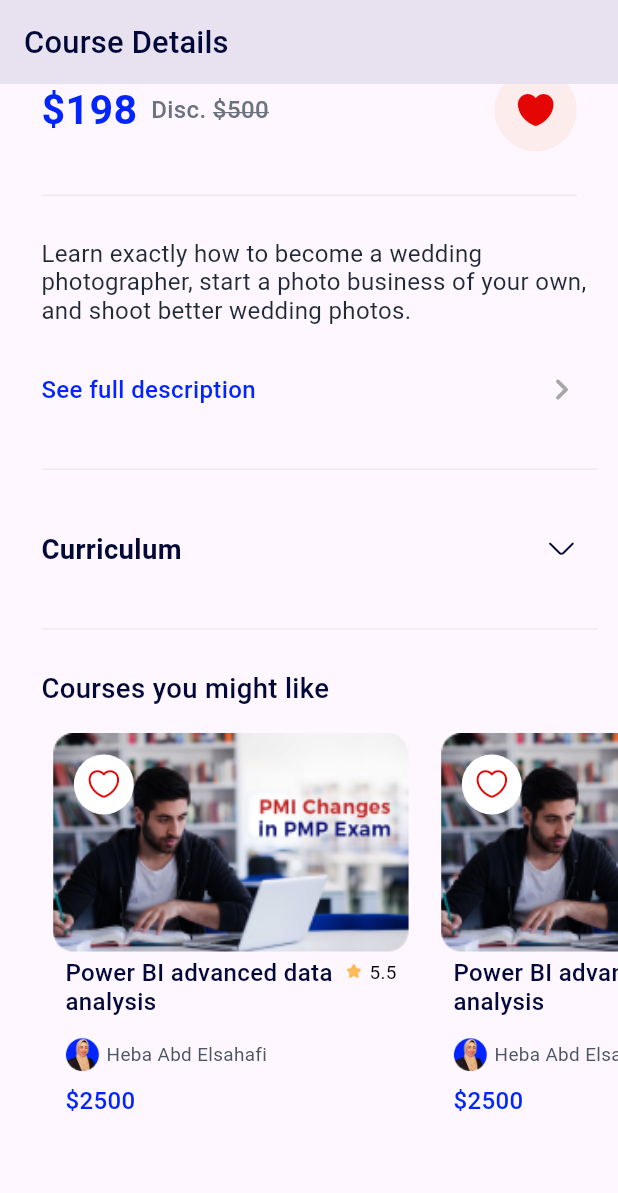
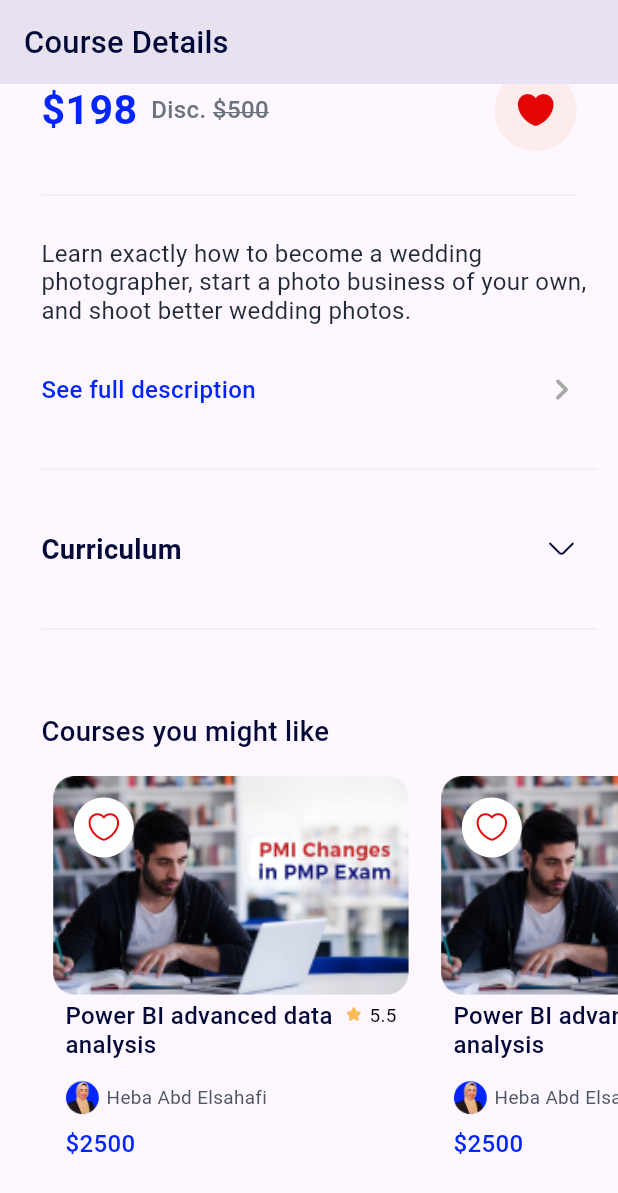
Before and after one commit to moha-b/LMS, a Flutter app: the screen it shows after launch, scrolled down 501 dp, on a phone screen of 412 x 824 dp. Shown: the top 1193 px of the screen. Run offline on Flutter 3.47's test engine with Material 3 defaults, Android fonts, the phone set to English and light mode, and no system bars; our stand-ins replace flutter_screenutil.

Commit message:
updates
add model to show courses states and update some UI tricks and some notice i forgeted ... base on review hub

```diff
--- /dev/null
+++ b/lib/course_view/data/models/course/course_status_model.dart
@@ -0,0 +1,21 @@
+import 'package:flutter/material.dart';
+import 'package:lms/utils/app_icons.dart';
+
+class CourseStatusModel {
+  String title;
+  String description;
+  IconData icon;
+
+  CourseStatusModel(
+      {required this.title, required this.description, required this.icon});
+}
+
+List<CourseStatusModel> courses = [
+  CourseStatusModel(
+      title: 'Release Date', description: 'Oct, 2021', icon: AppIcons.note_1),
+  CourseStatusModel(title: 'Students', description: '130', icon: AppIcons.user),
+  CourseStatusModel(
+      title: 'Duration', description: '8 hours', icon: AppIcons.clock),
+  CourseStatusModel(
+      title: 'Lectures', description: '15', icon: AppIcons.document_text),
+];
--- a/lib/course_view/view/widgets/course_data_section.dart
+++ b/lib/course_view/view/widgets/course_data_section.dart
@@ -1,5 +1,6 @@
 import 'package:flutter/material.dart';
 import 'package:flutter_screenutil/flutter_screenutil.dart';
+import 'package:lms/course_view/data/models/course/course_status_model.dart';
 import 'package:lms/course_view/view/widgets/course_details.dart';
 import 'package:lms/utils/app_colors.dart';
 import 'package:lms/utils/app_icons.dart';
@@ -10,56 +11,22 @@ class CourseDataSection extends StatelessWidget {
 
   @override
   Widget build(BuildContext context) {
-    List<IconData> iconList = [
-      AppIcons.note_1,
-      AppIcons.user,
-      AppIcons.clock,
-      AppIcons.document_text,
-    ];
-    List<String> titleList = [
-      'Release Date',
-      'Students',
-      'Duration',
-      'Lectures',
-    ];
-    List<String> descriptionList = [
-      'Oct, 2021',
-      '130',
-      '8 hours',
-      '15',
-    ];
     return Padding(
       padding: EdgeInsets.fromLTRB(24.w, 24.h, 24.w, 24.h),
       child: Column(
-        children: [
-          Row(
+        crossAxisAlignment: CrossAxisAlignment.start,
         children: [
           Text(
-                'Self Learning',
+            'Self Learning • Maintenance Track',
             style: TextStyle(
               color: AppColors.gray400,
               fontSize: 12.sp,
               fontWeight: FontWeight.w400,
             ),
           ),
-              SizedBox(width: 5.w),
-              CircleAvatar(
-                backgroundColor: AppColors.gray400,
-                radius: 2.sp,
-              ),
-              SizedBox(width: 5.w),
-              Text(
-                'Maintenance Track',
-                style: TextStyle(
-                  color: AppColors.gray400,
-                  fontSize: 12.sp,
-                  fontWeight: FontWeight.w400,
-                ),
-              ),
-            ],
-          ),
           SizedBox(height: 12.h),
           Row(
+            crossAxisAlignment: CrossAxisAlignment.start,
             children: [
               Expanded(
                 flex: 3,
@@ -73,15 +40,12 @@ class CourseDataSection extends StatelessWidget {
                 ),
               ),
               const Spacer(),
-              Padding(
-                padding: EdgeInsets.only(bottom: 25.w),
-                child: GestureDetector(
+              GestureDetector(
                 onTap: () => print('Export'),
                 child: Icon(
                   AppIcons.export_1,
                   size: 24.sp,
                   color: AppColors.primary,
-                  ),
                 ),
               ),
             ],
@@ -112,11 +76,8 @@ class CourseDataSection extends StatelessWidget {
             height: 38.h,
             child: ListView.separated(
                 scrollDirection: Axis.horizontal,
-                itemBuilder: (context, index) => CourseDetails(
-                      icon: iconList[index],
-                      title: titleList[index],
-                      description: descriptionList[index],
-                    ),
+                itemBuilder: (context, index) =>
+                    CourseDetails(model: courses[index]),
                 separatorBuilder: (context, index) => SizedBox(width: 16.sp),
                 itemCount: 4),
           ),
--- a/lib/course_view/view/widgets/courses_you_might_like.dart
+++ b/lib/course_view/view/widgets/courses_you_might_like.dart
@@ -31,13 +31,13 @@ class CoursesYouMightLike extends StatelessWidget {
                       padding: EdgeInsets.only(left: 7.w),
                       child: Column(
                         children: [
-                          Stack(
-                            children: [
                           Container(
                             width: 207.w,
                             height: 122.h,
+                            alignment: Alignment.topLeft,
+                            padding: EdgeInsets.only(top: 12.h, left: 12.w),
                             decoration: BoxDecoration(
-                                  borderRadius: BorderRadius.circular(12),
+                              borderRadius: BorderRadius.circular(12.r),
                               image: const DecorationImage(
                                 image: AssetImage(
                                   AppImages.dummyImage1,
@@ -45,20 +45,17 @@ class CoursesYouMightLike extends StatelessWidget {
                                 fit: BoxFit.fill,
                               ),
                             ),
-                              ),
-                              Positioned(
-                                top: 12.h,
-                                left: 12.w,
                             child: CircleAvatar(
                               backgroundColor: AppColors.white,
-                                  child: Icon(
+                              child: IconButton(
+                                onPressed: () {},
+                                icon: Icon(
                                   size: 20.sp,
                                   AppIcons.heart,
                                   color: AppColors.secondary,
                                 ),
                               ),
                             ),
-                            ],
                           ),
                           Column(
                             crossAxisAlignment: CrossAxisAlignment.start,
--- a/lib/course_view/view/widgets/title_and_lectures.dart
+++ b/lib/course_view/view/widgets/title_and_lectures.dart
@@ -80,13 +80,12 @@ class _TitleAndLecturesState extends State<TitleAndLectures> {
               ),
             ],
           ),
-          SizedBox(height: 24.h),
           Container(
             height: 1.h,
+            margin: EdgeInsets.symmetric(vertical: 24.h),
             width: 327.w,
             color: AppColors.gray200,
           ),
-          SizedBox(height: 24.h),
           Column(
             children: [
               Row(
@@ -103,13 +102,10 @@ class _TitleAndLecturesState extends State<TitleAndLectures> {
                   IconButton(
                     onPressed: _toggleExpandedLectures,
                     icon: _isExpandedLectures
-                        ? Transform.rotate(
-                            angle: 3.14,
-                            child: Icon(
-                              AppIcons.arrow_down_1,
-                              size: 20.sp,
-                              color: AppColors.gray900,
-                            ),
+                        ? Icon(
+                            AppIcons.arrow_right_3,
+                            size: 20.sp,
+                            color: AppColors.gray900,
                           )
                         : Icon(
                             AppIcons.arrow_down_1,
@@ -125,7 +121,7 @@ class _TitleAndLecturesState extends State<TitleAndLectures> {
                   width: 327.w,
                   height: 200.h,
                   decoration: BoxDecoration(
-                    borderRadius: BorderRadius.circular(12),
+                    borderRadius: BorderRadius.circular(12.r),
                     color: AppColors.gray50,
                   ),
                   child: ListView.separated(
@@ -152,14 +148,12 @@ class _TitleAndLecturesState extends State<TitleAndLectures> {
                                     ? AppIcons.minus
                                     : AppIcons.add,
                                 size: 20.sp,
-                                color: AppColors.gray900,
+                                color: AppColors.primary,
                               ),
                             ),
                           ],
                         ),
-                        _isExpandedList[index]
-                            ? const LecturesDetails()
-                            : const SizedBox(),
+                        if (_isExpandedList[index]) const LecturesDetails(),
                       ],
                     ),
                     separatorBuilder: (context, index) =>
@@ -169,9 +163,9 @@ class _TitleAndLecturesState extends State<TitleAndLectures> {
                 ),
             ],
           ),
-          SizedBox(height: 24.h),
           Container(
             height: 1.h,
+            margin: EdgeInsets.symmetric(vertical: 24.h),
             width: 327.w,
             color: AppColors.gray200,
           ),
--- a/lib/utils/app_colors.dart
+++ b/lib/utils/app_colors.dart
@@ -17,7 +17,7 @@ class AppColors {
   static const error50 = Color(0xffFCECEC);
 
   // Blue
-  static const violet50 = Color(0xffF5F7FF);
+  static const violet50 = Color(0xffF3F4FF);
   static const blue100 = Color(0xffB1BBFF);
   static const blue200 = Color(0xff8B9BFF);
   static const blue300 = Color(0xff556DFF);
--- a/lib/utils/app_images.dart
+++ b/lib/utils/app_images.dart
@@ -6,5 +6,4 @@ class AppImages {
   static const instructor = "assets/images/instructor.png";
   static const loginShape = "assets/images/login_shape.svg";
   static const splashShape = "assets/images/splash_shape.svg";
-  static const courseVideo = "assets/images/video_course.jfif";
 }
```
Also changed, not shown: lib/course_view/view/widgets/course_details.dart (+7 -12 lines), lib/course_view/view/widgets/lectures_details.dart (+28 -25 lines), lib/course_view/view/widgets/video_course.dart (+40 -9 lines), 1 other file. Lines whose indentation alone changed are shown as unchanged.
